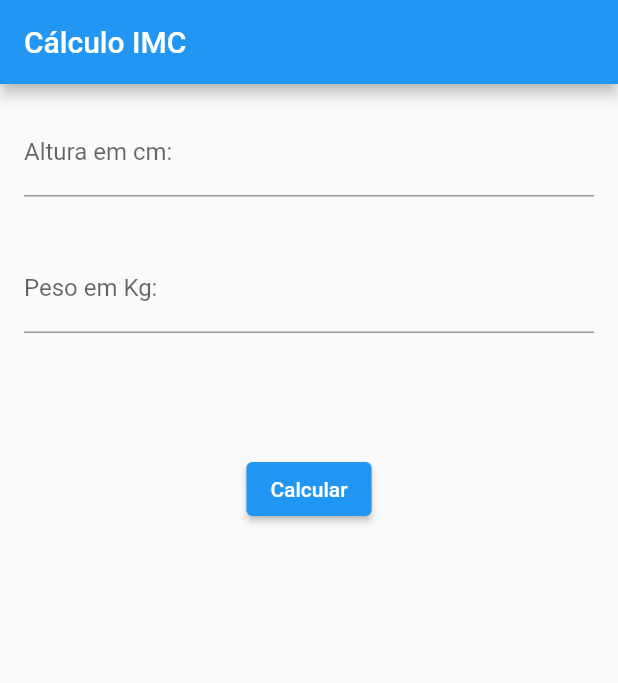
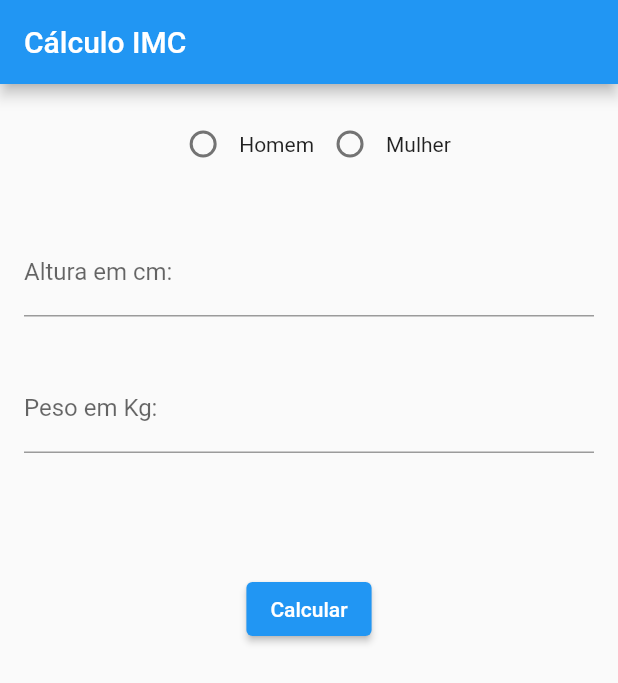
Before and after one commit to AdrielRA/flutter_imc, a Flutter app: the screen it shows after launch, on a phone screen of 412 x 824 dp. Shown: the top 683 px of the screen. Run offline on Flutter 3.47's test engine with Material 2 defaults, Android fonts, the phone set to English and light mode, and no system bars.

Commit message:
:rocket: #00001 Calculo IMC pelo sexo

```diff
--- a/lib/widgets/calculoimc_widget.dart
+++ b/lib/widgets/calculoimc_widget.dart
@@ -13,6 +13,13 @@ class _CalculoImcWidgetState extends State<CalculoImcWidget> {
   TextEditingController pesocontroller = TextEditingController();
 
   String _resultadoimc;
+  int _radioBtnValue = 0;
+
+  void _handleRadioBtnValChange(int value) {
+    setState(() {
+      _radioBtnValue = value;
+    });
+  }
 
   void _calcularimc() {
     double altura = double.parse(alturacontroller.text) / 100;
@@ -26,6 +33,8 @@ class _CalculoImcWidgetState extends State<CalculoImcWidget> {
 
   String getClassificacao(num imc) {
     String strclassificacao;
+
+    if (_radioBtnValue == 1) {
       if (imc < 18.6)
         strclassificacao = "Abaixo do peso";
       else if (imc < 25)
@@ -38,6 +47,20 @@ class _CalculoImcWidgetState extends State<CalculoImcWidget> {
         strclassificacao = "Obesidade grau II";
       else
         strclassificacao = "Obesidade grau III";
+    } else {
+      if (imc < 20)
+        strclassificacao = "Abaixo do peso";
+      else if (imc < 24.9)
+        strclassificacao = "Peso ideal";
+      else if (imc < 29.9)
+        strclassificacao = "Levemente acima do peso";
+      else if (imc < 39.9)
+        strclassificacao = "Obesidade grau I";
+      else if (imc < 43)
+        strclassificacao = "Obesidade grau II";
+      else
+        strclassificacao = "Obesidade grau III";
+    }
 
     return strclassificacao;
   }
@@ -49,6 +72,26 @@ class _CalculoImcWidgetState extends State<CalculoImcWidget> {
       child: Container(
         child: Column(
           children: [
+            Container(
+              margin: EdgeInsets.all(16),
+              child: Row(
+                mainAxisAlignment: MainAxisAlignment.center,
+                children: [
+                  Radio(
+                    value: 1,
+                    groupValue: _radioBtnValue,
+                    onChanged: _handleRadioBtnValChange,
+                  ),
+                  new Text("Homem"),
+                  Radio(
+                    value: 2,
+                    groupValue: _radioBtnValue,
+                    onChanged: _handleRadioBtnValChange,
+                  ),
+                  new Text("Mulher")
+                ],
+              ),
+            ),
             Container(
               margin: EdgeInsets.all(16),
               child: TextFormField(
```
Lines whose indentation alone changed are shown as unchanged.
